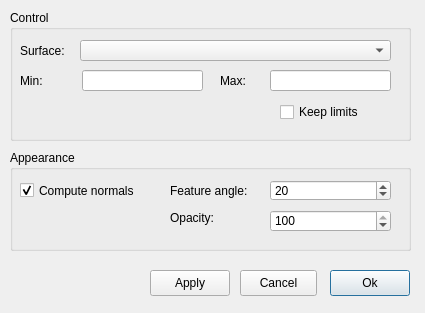
The window that ElmerGUI/vtkpost/surface.ui (tehnick/elmerfem) describes before a commit, drawn with Qt 5.
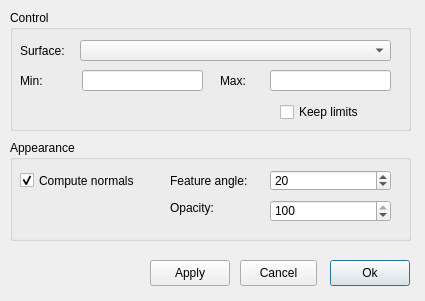
The same window after the commit. Icons and pictures are not drawn.

Commit message: ElmerGUI: Unified the outlook of the dialogs in vtk widget

```diff
--- a/ElmerGUI/vtkpost/surface.ui
+++ b/ElmerGUI/vtkpost/surface.ui
@@ -6,7 +6,7 @@
     <x>0</x>
     <y>0</y>
     <width>425</width>
-    <height>313</height>
+    <height>301</height>
    </rect>
   </property>
   <property name="windowTitle" >
@@ -21,7 +21,7 @@
      <x>10</x>
      <y>10</y>
      <width>401</width>
-     <height>131</height>
+     <height>121</height>
     </rect>
    </property>
    <property name="title" >
@@ -114,7 +114,7 @@
    <property name="geometry" >
     <rect>
      <x>330</x>
-     <y>270</y>
+     <y>260</y>
      <width>80</width>
      <height>26</height>
     </rect>
@@ -130,7 +130,7 @@
    <property name="geometry" >
     <rect>
      <x>150</x>
-     <y>270</y>
+     <y>260</y>
      <width>80</width>
      <height>26</height>
     </rect>
@@ -146,7 +146,7 @@
    <property name="geometry" >
     <rect>
      <x>10</x>
-     <y>150</y>
+     <y>140</y>
      <width>401</width>
      <height>101</height>
     </rect>
@@ -233,7 +233,7 @@
    <property name="geometry" >
     <rect>
      <x>240</x>
-     <y>270</y>
+     <y>260</y>
      <width>77</width>
      <height>26</height>
     </rect>
```
The commit also changes 3 other files.
